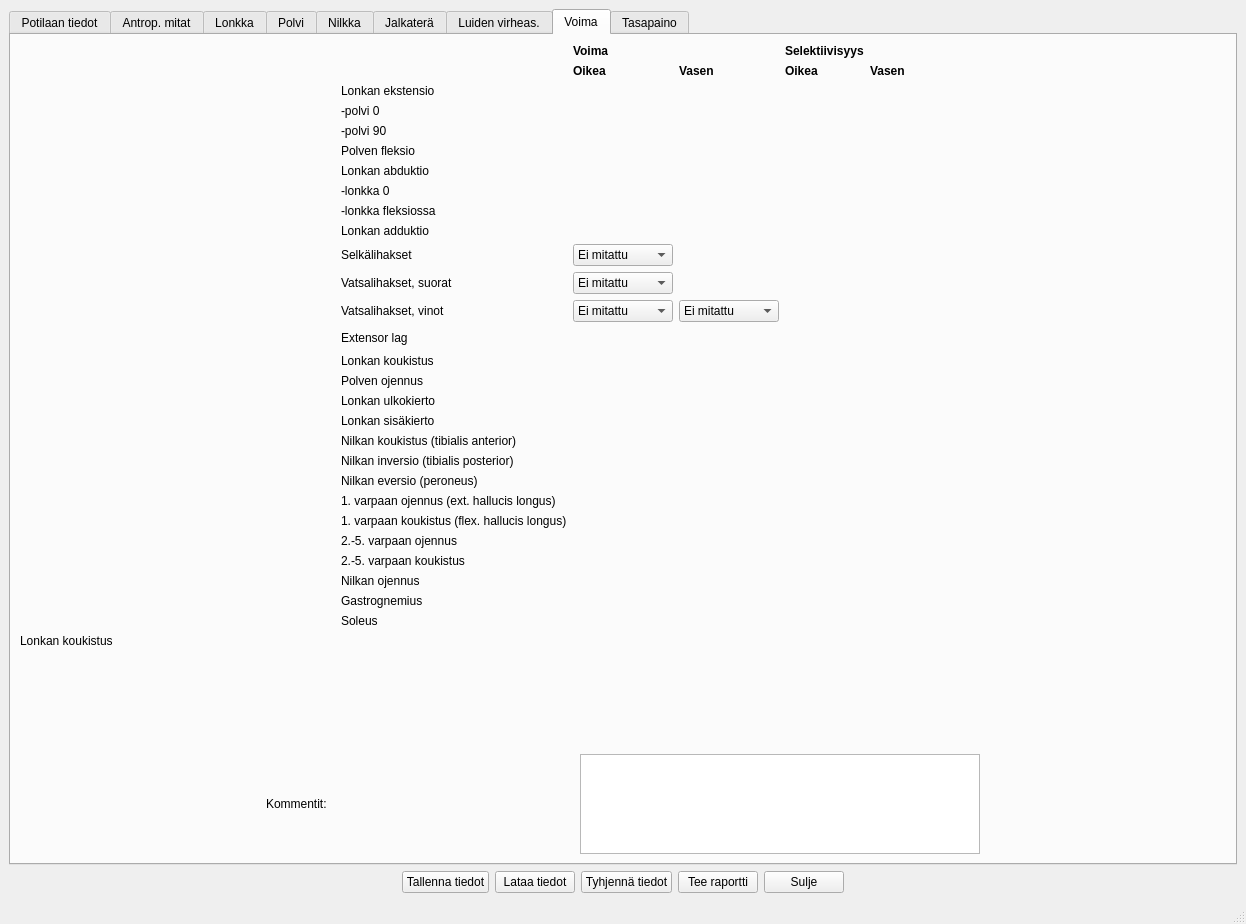
jjnurminen/liikelaaj, file tabbed_design.ui: the form before one commit.
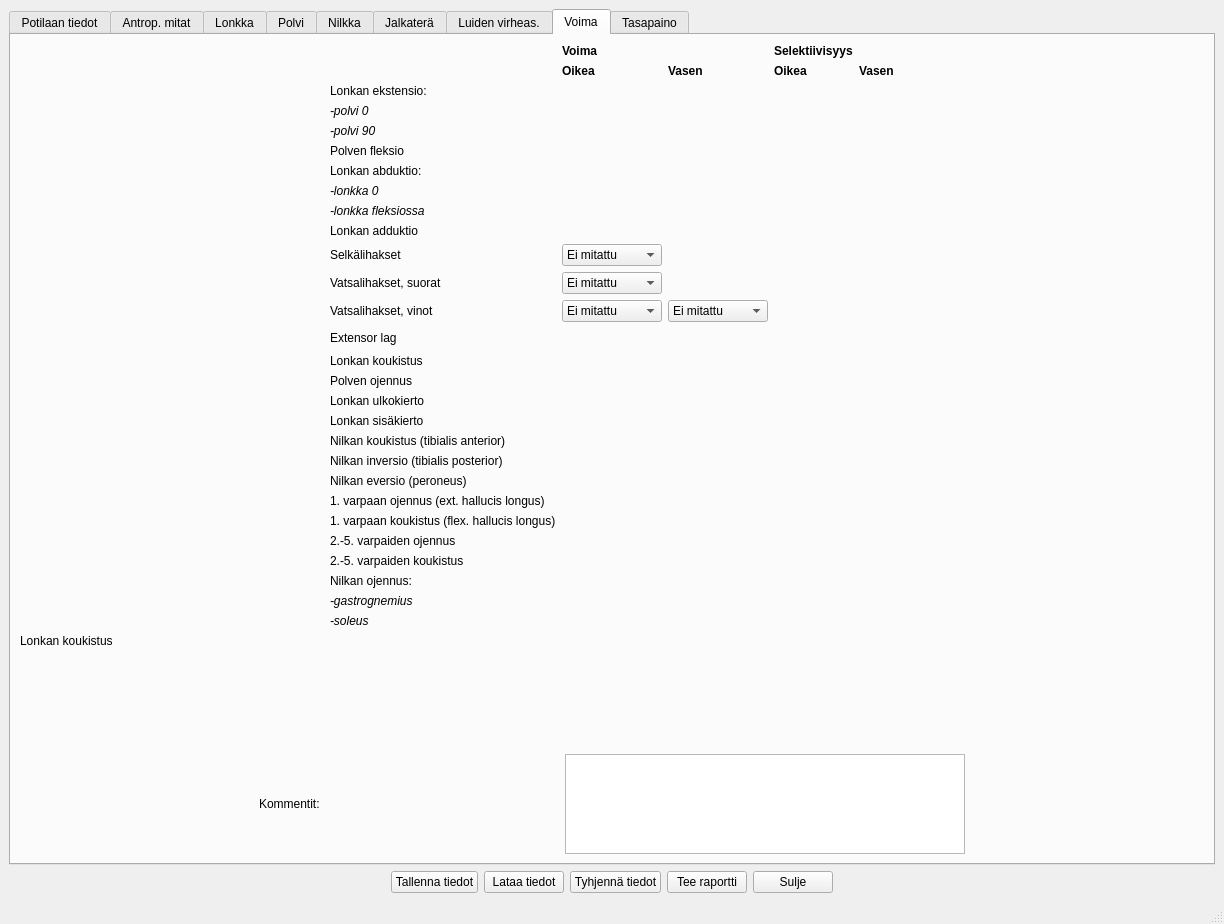
The form after the commit. Custom widgets are drawn as their Qt base class.

```diff
--- a/tabbed_design.ui
+++ b/tabbed_design.ui
@@ -6,7 +6,7 @@
    <rect>
     <x>0</x>
     <y>0</y>
-    <width>1246</width>
+    <width>1224</width>
     <height>924</height>
    </rect>
   </property>
@@ -10312,6 +10312,11 @@
           </item>
           <item row="9" column="1">
            <widget class="QLabel" name="label_301">
+            <property name="font">
+             <font>
+              <italic>true</italic>
+             </font>
+            </property>
             <property name="text">
              <string>-lonkka fleksiossa</string>
             </property>
@@ -10320,7 +10325,7 @@
           <item row="24" column="1">
            <widget class="QLabel" name="label_319">
             <property name="text">
-             <string>2.-5. varpaan ojennus</string>
+             <string>2.-5. varpaiden ojennus</string>
             </property>
            </widget>
           </item>
@@ -10741,7 +10746,7 @@
           <item row="3" column="1">
            <widget class="QLabel" name="label_294">
             <property name="text">
-             <string>Lonkan ekstensio</string>
+             <string>Lonkan ekstensio:</string>
             </property>
            </widget>
           </item>
@@ -10858,7 +10863,7 @@
           <item row="7" column="1">
            <widget class="QLabel" name="label_298">
             <property name="text">
-             <string>Lonkan abduktio</string>
+             <string>Lonkan abduktio:</string>
             </property>
            </widget>
           </item>
@@ -10878,6 +10883,11 @@
           </item>
           <item row="8" column="1">
            <widget class="QLabel" name="label_299">
+            <property name="font">
+             <font>
+              <italic>true</italic>
+             </font>
+            </property>
             <property name="text">
              <string>-lonkka 0</string>
             </property>
@@ -10892,6 +10902,11 @@
           </item>
           <item row="4" column="1">
            <widget class="QLabel" name="label_295">
+            <property name="font">
+             <font>
+              <italic>true</italic>
+             </font>
+            </property>
             <property name="text">
              <string>-polvi 0</string>
             </property>
@@ -10928,33 +10943,48 @@
           <item row="26" column="1">
            <widget class="QLabel" name="label_321">
             <property name="text">
-             <string>Nilkan ojennus</string>
+             <string>Nilkan ojennus:</string>
             </property>
            </widget>
           </item>
           <item row="25" column="1">
            <widget class="QLabel" name="label_320">
             <property name="text">
-             <string>2.-5. varpaan koukistus</string>
+             <string>2.-5. varpaiden koukistus</string>
             </property>
            </widget>
           </item>
           <item row="27" column="1">
            <widget class="QLabel" name="label_322">
+            <property name="font">
+             <font>
+              <italic>true</italic>
+             </font>
+            </property>
             <property name="text">
-             <string>Gastrognemius</string>
+             <string>-gastrognemius</string>
             </property>
            </widget>
           </item>
           <item row="28" column="1">
            <widget class="QLabel" name="label_323">
+            <property name="font">
+             <font>
+              <italic>true</italic>
+             </font>
+            </property>
             <property name="text">
-             <string>Soleus</string>
+             <string>-soleus</string>
             </property>
            </widget>
           </item>
           <item row="5" column="1">
            <widget class="QLabel" name="label_296">
+            <property name="font">
+             <font>
+              <italic>true</italic>
+             </font>
+            </property>
             <property name="text">
              <string>-polvi 90</string>
             </property>
```
Left out of the diff: 10 changed lines with no effect on the pictures.
